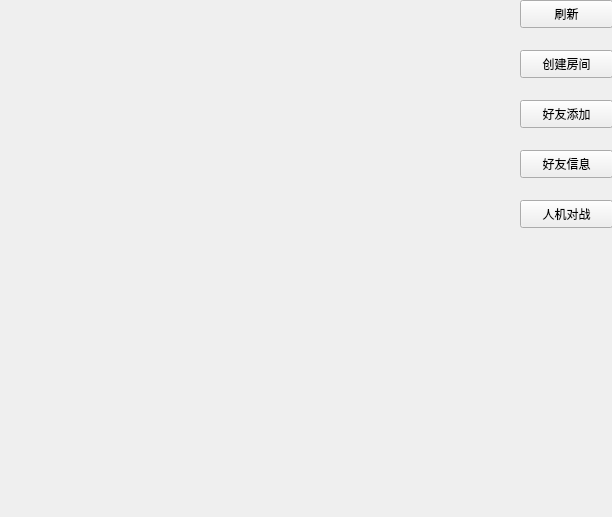
Qt form client1/ground.ui (lcxaaa/-) before a commit.
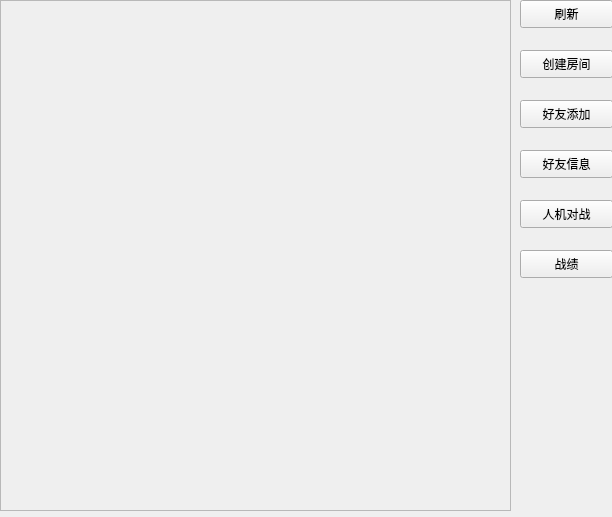
The same form after that commit.

```diff
--- a/client1/ground.ui
+++ b/client1/ground.ui
@@ -65,17 +65,6 @@
     <string>刷新</string>
    </property>
   </widget>
-  <widget class="QWidget" name="verticalLayoutWidget">
-   <property name="geometry">
-    <rect>
-     <x>0</x>
-     <y>10</y>
-     <width>401</width>
-     <height>511</height>
-    </rect>
-   </property>
-   <layout class="QVBoxLayout" name="verticalLayout"/>
-  </widget>
   <widget class="QPushButton" name="AiGamePb">
    <property name="geometry">
     <rect>
@@ -89,6 +78,56 @@
     <string>人机对战</string>
    </property>
   </widget>
+  <widget class="QPushButton" name="pushButton_2">
+   <property name="geometry">
+    <rect>
+     <x>520</x>
+     <y>250</y>
+     <width>93</width>
+     <height>28</height>
+    </rect>
+   </property>
+   <property name="text">
+    <string>战绩</string>
+   </property>
+  </widget>
+  <widget class="QScrollArea" name="scrollArea">
+   <property name="geometry">
+    <rect>
+     <x>0</x>
+     <y>0</y>
+     <width>511</width>
+     <height>511</height>
+    </rect>
+   </property>
+   <property name="widgetResizable">
+    <bool>true</bool>
+   </property>
+   <widget class="QWidget" name="scrollAreaWidgetContents">
+    <property name="geometry">
+     <rect>
+      <x>0</x>
+      <y>0</y>
+      <width>509</width>
+      <height>509</height>
+     </rect>
+    </property>
+    <layout class="QVBoxLayout" name="verticalLayout">
+     <property name="leftMargin">
+      <number>0</number>
+     </property>
+     <property name="topMargin">
+      <number>3</number>
+     </property>
+     <property name="rightMargin">
+      <number>0</number>
+     </property>
+     <property name="bottomMargin">
+      <number>3</number>
+     </property>
+    </layout>
+   </widget>
+  </widget>
   <zorder>pushButton</zorder>
   <zorder>create_house</zorder>
   <zorder>pushButton_3</zorder>
```
Left out of the diff: 3 changed lines with no effect on the pictures.
